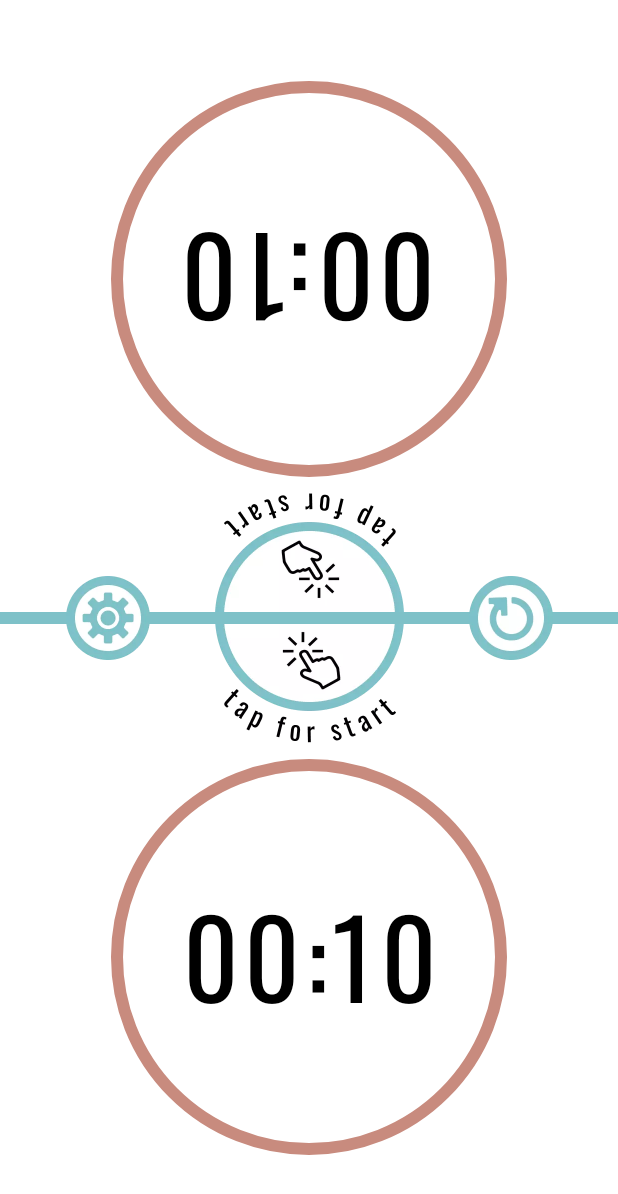
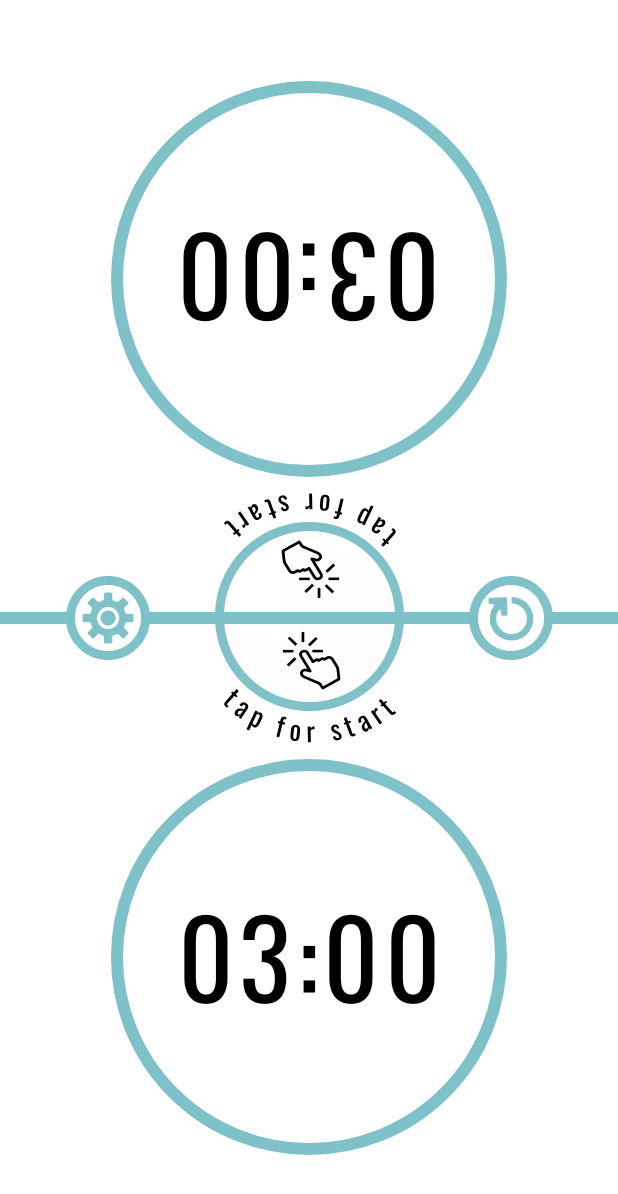
Before and after one commit to Ulyana75/ChessTimer, an Android app: the screen it shows after launch (MainActivity), on a phone screen of 412 x 824 dp. Shown: the top 1194 px of the screen. Run offline under Robolectric (Android 15) with nearby library versions, the phone set to English and light mode, and no system bars.

Commit message:
add animations and save last chosen time

```diff
--- a/app/src/main/java/com/itmofitip/chesstimer/MainActivity.kt
+++ b/app/src/main/java/com/itmofitip/chesstimer/MainActivity.kt
@@ -27,6 +27,7 @@ class MainActivity : AppCompatActivity() {
     override fun onCreate(savedInstanceState: Bundle?) {
         super.onCreate(savedInstanceState)
         APP_ACTIVITY = this
+        timeRepository.initStartTime()
         setContentView(R.layout.activity_main)
     }
 
--- a/app/src/main/java/com/itmofitip/chesstimer/presenter/TimerPresenter.kt
+++ b/app/src/main/java/com/itmofitip/chesstimer/presenter/TimerPresenter.kt
@@ -1,6 +1,5 @@
 package com.itmofitip.chesstimer.presenter
 
-import android.util.Log
 import com.itmofitip.chesstimer.repository.PauseState
 import com.itmofitip.chesstimer.repository.TimeQuantityState
 import com.itmofitip.chesstimer.repository.Turn
@@ -54,6 +53,7 @@ class TimerPresenter(private val view: TimerView) {
         }
         activeJobs.clear()
         cancelAllJobs()
+        timeRepository.setLastChosenTime()
     }
 
     private fun setTime() {
--- /dev/null
+++ b/app/src/main/java/com/itmofitip/chesstimer/repository/LastChosenTimeRepository.kt
@@ -0,0 +1,50 @@
+package com.itmofitip.chesstimer.repository
+
+import android.content.Context
+import com.itmofitip.chesstimer.utilities.APP_ACTIVITY
+import kotlinx.coroutines.ExperimentalCoroutinesApi
+import kotlinx.coroutines.FlowPreview
+import java.util.concurrent.TimeUnit
+
+class LastChosenTimeRepository {
+
+    private var lastChosenMillis: Long? = null
+    private var lastChosenIncrementMillis: Long? = null
+
+    val defaultLastChosenMillis = TimeUnit.MINUTES.toMillis(3)
+    val defaultLastChosenIncrementMillis = TimeUnit.SECONDS.toMillis(2)
+
+    @FlowPreview
+    @ExperimentalCoroutinesApi
+    fun getLastChosenMillis(): Long {
+        if (lastChosenMillis == null) {
+            lastChosenMillis = APP_ACTIVITY.getPreferences(Context.MODE_PRIVATE)
+                .getLong(KEY_LAST_CHOSEN_MILLIS, defaultLastChosenMillis)
+        }
+        return lastChosenMillis!!
+    }
+
+    @FlowPreview
+    @ExperimentalCoroutinesApi
+    fun getLastChosenIncrementMillis(): Long {
+        if (lastChosenIncrementMillis == null) {
+            lastChosenIncrementMillis = APP_ACTIVITY.getPreferences(Context.MODE_PRIVATE)
+                .getLong(KEY_LAST_CHOSEN_INCREMENT_MILLIS, defaultLastChosenIncrementMillis)
+        }
+        return lastChosenIncrementMillis!!
+    }
+
+    @FlowPreview
+    @ExperimentalCoroutinesApi
+    fun setLastChosenTime(millis: Long, incrementMillis: Long) {
+        with(APP_ACTIVITY.getPreferences(Context.MODE_PRIVATE).edit()) {
+            putLong(KEY_LAST_CHOSEN_MILLIS, millis)
+            putLong(KEY_LAST_CHOSEN_INCREMENT_MILLIS, incrementMillis)
+        }.apply()
+    }
+
+    companion object {
+        private const val KEY_LAST_CHOSEN_MILLIS = "last_chosen_millis"
+        private const val KEY_LAST_CHOSEN_INCREMENT_MILLIS = "last_chosen_increment_millis"
+    }
+}
--- a/app/src/main/java/com/itmofitip/chesstimer/repository/TimeRepository.kt
+++ b/app/src/main/java/com/itmofitip/chesstimer/repository/TimeRepository.kt
@@ -1,13 +1,20 @@
 package com.itmofitip.chesstimer.repository
 
+import android.util.Log
+import kotlinx.coroutines.ExperimentalCoroutinesApi
+import kotlinx.coroutines.FlowPreview
 import kotlinx.coroutines.flow.MutableStateFlow
 import kotlinx.coroutines.flow.StateFlow
 import java.util.concurrent.TimeUnit
 
+@FlowPreview
+@ExperimentalCoroutinesApi
 class TimeRepository {
-    var startMillis: Long = TimeUnit.SECONDS.toMillis(10)
+    private val lastChosenTimeRepository = LastChosenTimeRepository()
+
+    var startMillis: Long = lastChosenTimeRepository.defaultLastChosenMillis
         private set
-    var increment: Long = TimeUnit.SECONDS.toMillis(2)
+    var increment: Long = lastChosenTimeRepository.defaultLastChosenIncrementMillis
         private set
 
     private val _firstMillisLeft = MutableStateFlow(startMillis)
@@ -42,4 +49,15 @@ class TimeRepository {
         startMillis = newStartMillis
         increment = newIncrement
     }
+
+    fun initStartTime() {
+        setStartTime(
+            lastChosenTimeRepository.getLastChosenMillis(),
+            lastChosenTimeRepository.getLastChosenIncrementMillis()
+        )
+    }
+
+    fun setLastChosenTime() {
+        lastChosenTimeRepository.setLastChosenTime(startMillis, increment)
+    }
 }
--- a/app/src/main/java/com/itmofitip/chesstimer/utilities/TimeItem.kt
+++ b/app/src/main/java/com/itmofitip/chesstimer/utilities/TimeItem.kt
@@ -1,4 +1,6 @@
 package com.itmofitip.chesstimer.utilities
+
+import java.io.Serializable
 
 data class TimeItem(
     val name: String,
@@ -6,4 +8,4 @@ data class TimeItem(
     val seconds: Long,
     val incrementMinutes: Long = 0,
     val incrementSeconds: Long = 0
-)
+) : Serializable
--- a/app/src/main/java/com/itmofitip/chesstimer/view/fragment/SettingsFragment.kt
+++ b/app/src/main/java/com/itmofitip/chesstimer/view/fragment/SettingsFragment.kt
@@ -42,7 +42,7 @@ class SettingsFragment : Fragment(), SettingsView {
         APP_ACTIVITY.supportFragmentManager.popBackStack()
     }
 
-    fun initButtons() {
+    private fun initButtons() {
         with (requireActivity()) {
             findViewById<ImageView>(R.id.return_button).setOnClickListener {
                 APP_ACTIVITY.supportFragmentManager.popBackStack()
--- a/app/src/main/java/com/itmofitip/chesstimer/view/fragment/TimerFragment.kt
+++ b/app/src/main/java/com/itmofitip/chesstimer/view/fragment/TimerFragment.kt
@@ -1,5 +1,7 @@
 package com.itmofitip.chesstimer.view.fragment
 
+import android.animation.Animator
+import android.animation.AnimatorListenerAdapter
 import android.os.Bundle
 import androidx.fragment.app.Fragment
 import android.view.LayoutInflater
@@ -22,6 +24,7 @@ import com.itmofitip.chesstimer.utilities.replaceFragment
 class TimerFragment : Fragment(), TimerView {
 
     private val presenter = TimerPresenter(this)
+    private val animationDuration = 200L
 
     override fun onCreateView(
         inflater: LayoutInflater, container: ViewGroup?,
@@ -97,11 +100,11 @@ class TimerFragment : Fragment(), TimerView {
 
     override fun onNotStartedState() {
         with(requireActivity()) {
-            findViewById<ImageView>(R.id.tap_to_start).visibility = View.VISIBLE
-            findViewById<ImageView>(R.id.settings_button).visibility = View.VISIBLE
-            findViewById<ImageView>(R.id.restart_button).visibility = View.VISIBLE
-            findViewById<ImageView>(R.id.continue_button).visibility = View.INVISIBLE
-            findViewById<ImageView>(R.id.pause_button).visibility = View.INVISIBLE
+            findViewById<ImageView>(R.id.tap_to_start).animateVisibilityToVisible()
+            findViewById<ImageView>(R.id.settings_button).animateVisibilityToVisible()
+            findViewById<ImageView>(R.id.restart_button).animateVisibilityToVisible()
+            findViewById<ImageView>(R.id.continue_button).animateVisibilityToGone()
+            findViewById<ImageView>(R.id.pause_button).animateVisibilityToGone()
 
             findViewById<View>(R.id.inactive_first).visibility = View.GONE
             findViewById<View>(R.id.inactive_second).visibility = View.GONE
@@ -110,11 +113,11 @@ class TimerFragment : Fragment(), TimerView {
 
     override fun onPauseState() {
         with(requireActivity()) {
-            findViewById<ImageView>(R.id.tap_to_start).visibility = View.INVISIBLE
-            findViewById<ImageView>(R.id.settings_button).visibility = View.VISIBLE
-            findViewById<ImageView>(R.id.restart_button).visibility = View.VISIBLE
-            findViewById<ImageView>(R.id.continue_button).visibility = View.VISIBLE
-            findViewById<ImageView>(R.id.pause_button).visibility = View.INVISIBLE
+            findViewById<ImageView>(R.id.tap_to_start).animateVisibilityToInvisible()
+            findViewById<ImageView>(R.id.settings_button).animateVisibilityToVisible()
+            findViewById<ImageView>(R.id.restart_button).animateVisibilityToVisible()
+            findViewById<ImageView>(R.id.continue_button).animateVisibilityToVisible()
+            findViewById<ImageView>(R.id.pause_button).animateVisibilityToGone()
 
             findViewById<View>(R.id.inactive_first).visibility = View.GONE
             findViewById<View>(R.id.inactive_second).visibility = View.GONE
@@ -122,12 +125,12 @@ class TimerFragment : Fragment(), TimerView {
     }
 
     override fun onActiveState() {
-        with (requireActivity()) {
-            findViewById<ImageView>(R.id.tap_to_start).visibility = View.INVISIBLE
-            findViewById<ImageView>(R.id.settings_button).visibility = View.INVISIBLE
-            findViewById<ImageView>(R.id.restart_button).visibility = View.INVISIBLE
-            findViewById<ImageView>(R.id.continue_button).visibility = View.INVISIBLE
-            findViewById<ImageView>(R.id.pause_button).visibility = View.VISIBLE
+        with(requireActivity()) {
+            findViewById<ImageView>(R.id.tap_to_start).animateVisibilityToInvisible()
+            findViewById<ImageView>(R.id.settings_button).animateVisibilityToInvisible()
+            findViewById<ImageView>(R.id.restart_button).animateVisibilityToInvisible()
+            findViewById<ImageView>(R.id.continue_button).animateVisibilityToGone()
+            findViewById<ImageView>(R.id.pause_button).animateVisibilityToVisible()
         }
     }
 
@@ -184,4 +187,24 @@ class TimerFragment : Fragment(), TimerView {
                 requireActivity().resources.getColor(R.color.white)
             )
     }
+
+    private fun View.animateVisibilityToVisible() {
+        alpha = 0f
+        visibility = View.VISIBLE
+        animate().alpha(1f).setDuration(animationDuration).setListener(null)
+    }
+
+    private fun View.animateVisibilityToInvisible() {
+        animate().alpha(0f).setDuration(animationDuration).setListener(null)
+    }
+
+    private fun View.animateVisibilityToGone() {
+        animate().alpha(0f).setDuration(animationDuration).setListener(
+            object : AnimatorListenerAdapter() {
+                override fun onAnimationEnd(animation: Animator) {
+                    visibility = View.GONE
+                }
+            }
+        )
+    }
 }
--- a/app/src/main/res/layout/fragment_timer.xml
+++ b/app/src/main/res/layout/fragment_timer.xml
@@ -25,8 +25,7 @@
             android:layout_marginTop="90dp"
             android:layout_marginStart="54dp"
             android:layout_marginEnd="54dp"
-            android:layout_marginBottom="54dp"
-            app:progress="60"/>
+            android:layout_marginBottom="54dp"/>
 
         <TextView
             android:id="@+id/time_second"
@@ -67,7 +66,6 @@
             android:layout_marginEnd="54dp"
             android:layout_marginBottom="54dp"
             app:progressBarThickness="8dp"
-            app:progress="100"
             app:progressbarColor="@color/main_blue" />
 
         <TextView
@@ -113,7 +111,7 @@
         android:id="@+id/continue_button"
         android:layout_width="108dp"
         android:layout_height="108dp"
-        android:visibility="visible"
+        android:visibility="invisible"
         app:layout_constraintStart_toStartOf="parent"
         app:layout_constraintEnd_toEndOf="parent"
         app:layout_constraintTop_toTopOf="parent"
```
